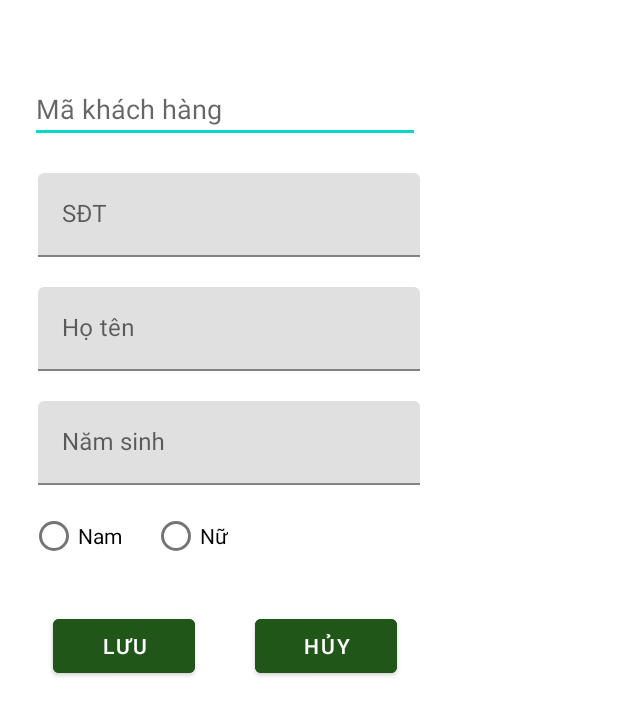
After one commit to binhntph28014/Nhom11_QL_BBT_Coffee, an Android app: the layout dialog_sua_khachhang.xml on its own in the app's theme, with its tools: preview values and no code run, on a phone screen of 412 x 824 dp. The commit adds this screen. Shown: the top 715 px of the screen. Run offline under Robolectric (Android 15) with nearby library versions, the phone set to English and light mode, and no system bars.

Commit message:
Update Quan ly khach hang

```diff
--- a/app/src/main/res/drawable/add_backround.xml
+++ b/app/src/main/res/drawable/add_backround.xml
@@ -2,7 +2,7 @@
 <selector xmlns:android="http://schemas.android.com/apk/res/android">
     <item>
         <shape android:shape="rectangle">
-            <solid android:color="#F99A2D"/>
+            <solid android:color="#D9205618"/>
             <corners android:radius="8dp"/>
         </shape>
     </item>
--- /dev/null
+++ b/app/src/main/res/layout/dialog_sua_khachhang.xml
@@ -0,0 +1,98 @@
+<?xml version="1.0" encoding="utf-8"?>
+<LinearLayout xmlns:android="http://schemas.android.com/apk/res/android"
+    android:layout_width="300dp"
+    android:layout_height="match_parent"
+    android:orientation="vertical">
+    <EditText
+        android:id="@+id/edMaKhachHang"
+        android:layout_width="match_parent"
+        android:layout_height="wrap_content"
+        android:hint="Mã khách hàng"
+        android:layout_marginTop="50dp"
+        android:layout_marginBottom="20dp"
+        android:layout_marginLeft="20dp"
+        android:layout_marginRight="20dp"/>
+    <com.google.android.material.textfield.TextInputLayout
+        android:layout_width="match_parent"
+        android:layout_height="wrap_content"
+        android:layout_marginBottom="20dp"
+        android:layout_marginLeft="25dp"
+        android:layout_marginRight="20dp">
+        <com.google.android.material.textfield.TextInputEditText
+            android:id="@+id/edSDTKhachHang"
+            android:layout_width="match_parent"
+            android:layout_height="wrap_content"
+            android:hint="SĐT"/>
+    </com.google.android.material.textfield.TextInputLayout>
+    <com.google.android.material.textfield.TextInputLayout
+        android:layout_width="match_parent"
+        android:layout_height="wrap_content"
+        android:layout_marginBottom="20dp"
+        android:layout_marginLeft="25dp"
+        android:layout_marginRight="20dp">
+        <com.google.android.material.textfield.TextInputEditText
+            android:id="@+id/edHoTenKhachHang"
+            android:layout_width="match_parent"
+            android:layout_height="wrap_content"
+            android:hint="Họ tên"/>
+    </com.google.android.material.textfield.TextInputLayout>
+
+    <com.google.android.material.textfield.TextInputLayout
+        android:layout_width="match_parent"
+        android:layout_height="wrap_content"
+        android:layout_marginBottom="10dp"
+        android:layout_marginLeft="25dp"
+        android:layout_marginRight="20dp">
+
+        <com.google.android.material.textfield.TextInputEditText
+            android:id="@+id/edNamSinhKhachHang"
+            android:layout_width="match_parent"
+            android:layout_height="wrap_content"
+            android:hint="Năm sinh" />
+    </com.google.android.material.textfield.TextInputLayout>
+    <RadioGroup
+        android:id="@+id/rdgGioiTinhKhạchHang"
+        android:layout_width="wrap_content"
+        android:layout_height="wrap_content"
+        android:orientation="horizontal"
+        android:layout_marginBottom="10dp">
+        <RadioButton
+            android:id="@+id/rdoNamKH"
+            android:layout_width="wrap_content"
+            android:layout_height="wrap_content"
+            android:text="Nam"
+            android:layout_marginLeft="20dp"/>
+        <RadioButton
+            android:id="@+id/rdoNuKH"
+            android:layout_width="wrap_content"
+            android:layout_height="wrap_content"
+            android:text="Nữ"
+            android:layout_marginLeft="20dp"/>
+    </RadioGroup>
+
+
+    <LinearLayout
+        android:layout_width="match_parent"
+        android:layout_height="wrap_content"
+        android:orientation="horizontal"
+        android:layout_margin="15dp">
+        <Button
+            android:id="@+id/btnLuuKhachHang"
+            android:layout_width="wrap_content"
+            android:layout_height="wrap_content"
+            android:text="Lưu"
+            android:layout_marginHorizontal="20dp"
+            android:layout_weight="1"
+            android:backgroundTint="#205618"
+            android:textColor="@color/white"/>
+        <Button
+            android:id="@+id/btnHuyKhachHang"
+            android:layout_width="wrap_content"
+            android:layout_height="wrap_content"
+            android:text="HỦY"
+            android:layout_marginHorizontal="20dp"
+            android:layout_weight="1"
+            android:backgroundTint="#205618"
+            android:textColor="@color/white"/>
+    </LinearLayout>
+</LinearLayout>
```
Also changed, not shown: app/src/main/java/binhntph28014/fpoly/nhom11_ql_bbt_coffee/Adapter/AdapterQuanLyKhachHang.java (added, +78 -0 lines), app/src/main/java/binhntph28014/fpoly/nhom11_ql_bbt_coffee/DAO/KhachHangDAO.java (added, +107 -0 lines), app/src/main/java/binhntph28014/fpoly/nhom11_ql_bbt_coffee/Fragment/QuanLyKhachHangFragment.java (added, +220 -0 lines), app/src/main/res/layout/dialog_hoa_don_khach_hang.xml (added, +73 -0 lines), app/src/main/res/layout/fragment_khachhang.xml (added, +20 -0 lines), app/src/main/res/layout/layout_item_khachhang.xml (added, +88 -0 lines).
